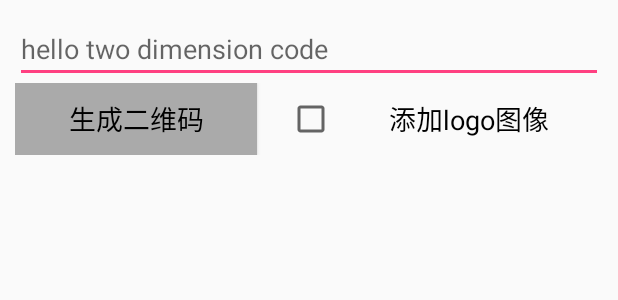
After one commit to luy763092/TwoDimensionCode, an Android app: the layout activity_dimension.xml on its own in the app's theme, with its tools: preview values and no code run, on a phone screen of 412 x 824 dp. The commit adds this screen. Shown: the top 300 px of the screen. Run offline under Robolectric (Android 15) with nearby library versions, the phone set to English and light mode, and no system bars.

Commit message:
[BugFix]生成为嘛有bug,暂时不能用

```diff
--- /dev/null
+++ b/app/src/main/res/layout/activity_dimension.xml
@@ -0,0 +1,51 @@
+<?xml version="1.0" encoding="utf-8"?>
+<LinearLayout xmlns:android="http://schemas.android.com/apk/res/android"
+    android:layout_width="match_parent"
+    android:layout_height="match_parent"
+    android:layout_margin="10dp"
+    android:orientation="vertical">
+
+    <EditText
+        android:id="@+id/create_qr_content"
+        android:layout_width="match_parent"
+        android:layout_height="wrap_content"
+        android:hint="hello two dimension code"
+        android:textColor="@android:color/black"
+        android:textSize="18sp" />
+
+    <LinearLayout
+        android:gravity="center"
+        android:id="@+id/ll_btn_chb"
+        android:orientation="horizontal"
+        android:layout_width="match_parent"
+        android:layout_height="wrap_content">
+
+
+        <Button
+            android:layout_weight="1"
+            android:background="@android:color/darker_gray"
+            android:id="@+id/create_qr_btn"
+            android:layout_width="wrap_content"
+            android:layout_height="wrap_content"
+            android:layout_below="@+id/create_qr_content"
+            android:text="生成二维码"
+            android:textColor="@android:color/black"
+            android:textSize="18sp" />
+
+        <CheckBox
+            android:layout_weight="1"
+            android:layout_marginLeft="20dp"
+            android:id="@+id/create_qr_addLogo"
+            android:layout_width="wrap_content"
+            android:layout_height="wrap_content"
+            android:layout_below="@+id/create_qr_content"
+            android:layout_toRightOf="@+id/create_qr_btn"
+            android:gravity="center"
+            android:text="添加logo图像"
+            android:textSize="18sp" />
+    </LinearLayout>
+    <ImageView
+        android:id="@+id/create_qr_iv"
+        android:layout_width="wrap_content"
+        android:layout_height="wrap_content" />
+</LinearLayout>
--- a/zxinglibrary/src/main/AndroidManifest.xml
+++ b/zxinglibrary/src/main/AndroidManifest.xml
@@ -1,7 +1,9 @@
 <manifest xmlns:android="http://schemas.android.com/apk/res/android"
     package="com.tianfeng.zxinglibrary">
 
-    <application android:allowBackup="true" android:label="@string/app_name"
+    <application
+        android:allowBackup="true"
+        android:label="@string/app_name"
         android:supportsRtl="true">
 
     </application>
```
Also changed, not shown: app/src/main/AndroidManifest.xml (+18 -13 lines), app/src/main/java/com/tianfeng/a2dimensioncode/DimensionActivity.java (added, +10 -0 lines), app/src/main/java/com/tianfeng/a2dimensioncode/MainActivity.java (+6 -4 lines), zxinglibrary/src/main/java/com/google/zxing/client/android/encode/QRCodeUtil.java (added, +125 -0 lines), app/src/main/res/mipmap-xxxhdpi/qr_logo.jpg (added), zxinglibrary/src/main/java/com/google/zxing/client/android/ViewfinderView.java (indentation only).
